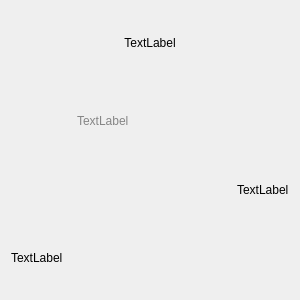
tonquer/JMComic-qt, file ui/component/ui_comic_item.ui: the form before one commit.
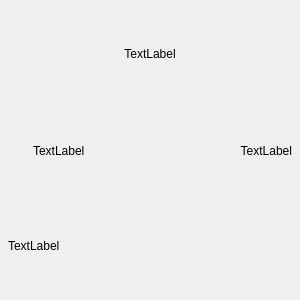
The form after the commit. Custom widgets are drawn as their Qt base class.

Diff of the .ui file:
```diff
--- a/ui/component/ui_comic_item.ui
+++ b/ui/component/ui_comic_item.ui
@@ -55,40 +55,54 @@
 }</string>
   </property>
   <layout class="QVBoxLayout" name="verticalLayout_2">
-   <item>
+   <property name="spacing">
+    <number>4</number>
+   </property>
+   <property name="leftMargin">
+    <number>8</number>
+   </property>
+   <property name="topMargin">
+    <number>8</number>
+   </property>
+   <property name="rightMargin">
+    <number>8</number>
+   </property>
+   <property name="bottomMargin">
+    <number>8</number>
+   </property>
+   <item alignment="Qt::AlignmentFlag::AlignHCenter">
     <widget class="ComicLabel" name="picLabel">
      <property name="text">
       <string>TextLabel</string>
      </property>
      <property name="alignment">
-      <set>Qt::AlignCenter</set>
+      <set>Qt::AlignmentFlag::AlignCenter</set>
      </property>
     </widget>
    </item>
-   <item>
-    <spacer name="verticalSpacer">
-     <property name="orientation">
-      <enum>Qt::Vertical</enum>
-     </property>
-     <property name="sizeType">
-      <enum>QSizePolicy::Minimum</enum>
-     </property>
-     <property name="sizeHint" stdset="0">
-      <size>
-       <width>10</width>
-       <height>10</height>
-      </size>
-     </property>
-    </spacer>
-   </item>
    <item>
     <layout class="QHBoxLayout" name="horizontalLayout">
+     <property name="spacing">
+      <number>6</number>
+     </property>
+     <property name="leftMargin">
+      <number>0</number>
+     </property>
+     <property name="topMargin">
+      <number>2</number>
+     </property>
+     <property name="rightMargin">
+      <number>0</number>
+     </property>
+     <property name="bottomMargin">
+      <number>0</number>
+     </property>
      <item>
       <widget class="QToolButton" name="toolButton">
        <property name="minimumSize">
         <size>
-         <width>60</width>
-         <height>40</height>
+         <width>0</width>
+         <height>20</height>
         </size>
        </property>
        <property name="text">
@@ -98,38 +112,24 @@
      </item>
      <item>
       <widget class="QLabel" name="categoryLabel">
+       <property name="sizePolicy">
+        <sizepolicy hsizetype="Ignored" vsizetype="Preferred">
+         <horstretch>1</horstretch>
+         <verstretch>0</verstretch>
+        </sizepolicy>
+       </property>
        <property name="maximumSize">
         <size>
          <width>16777215</width>
          <height>16777215</height>
         </size>
        </property>
-       <property name="styleSheet">
-        <string notr="true">color: rgb(133,133,133);
-</string>
-       </property>
        <property name="text">
         <string>TextLabel</string>
        </property>
       </widget>
      </item>
-    </layout>
-   </item>
    <item>
-    <layout class="QHBoxLayout" name="horizontalLayout_2">
-     <property name="leftMargin">
-      <number>0</number>
-     </property>
-     <property name="topMargin">
-      <number>0</number>
-     </property>
-     <property name="rightMargin">
-      <number>0</number>
-     </property>
-     <property name="bottomMargin">
-      <number>0</number>
-     </property>
-     <item alignment="Qt::AlignLeft">
       <widget class="QToolButton" name="starButton">
        <property name="maximumSize">
         <size>
@@ -137,22 +137,18 @@
          <height>16777215</height>
         </size>
        </property>
-       <property name="styleSheet">
-        <string notr="true">color: rgb(133,133,133);
-background-color:transparent;</string>
-       </property>
        <property name="text">
         <string/>
        </property>
       </widget>
      </item>
-     <item alignment="Qt::AlignRight">
+     <item alignment="Qt::AlignmentFlag::AlignRight">
       <widget class="QLabel" name="timeLabel">
        <property name="text">
         <string>TextLabel</string>
        </property>
        <property name="alignment">
-        <set>Qt::AlignLeading|Qt::AlignLeft|Qt::AlignVCenter</set>
+        <set>Qt::AlignmentFlag::AlignRight|Qt::AlignmentFlag::AlignTrailing|Qt::AlignmentFlag::AlignVCenter</set>
        </property>
       </widget>
      </item>
```
Lines whose indentation alone changed are shown as unchanged.
